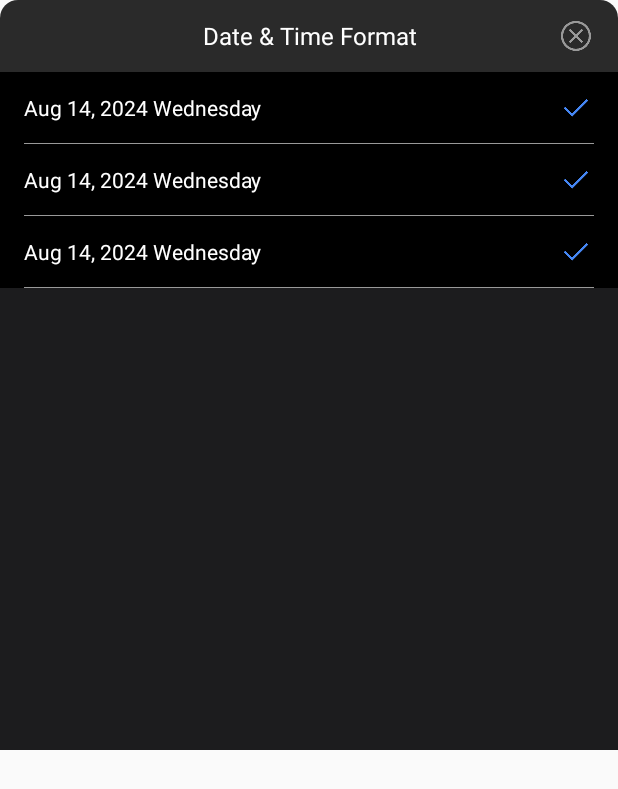
After one commit to devallever/TextCard, an Android app: the layout dialog_date_time_format.xml on its own in the app's theme, with its tools: preview values and no code run, on a phone screen of 412 x 824 dp. The commit adds this screen. Shown: the top 789 px of the screen. Run offline under Robolectric (Android 15) with nearby library versions, the phone set to English and light mode, and no system bars.

Commit message:
feature: change date format

```diff
--- a/app/src/main/java/com/text/card/core/CardData.kt
+++ b/app/src/main/java/com/text/card/core/CardData.kt
@@ -5,7 +5,7 @@ import com.text.card.R
 class CardData {
     //card info
     var iconResId: Int = R.drawable.icon_setting
-    var dateFormatType = 0
+    var dateFormatType = DateFormat.FORMAT_EE_M_D_Y_HH_MM
     var title = ""
     var text = ""
     var author = ""
--- /dev/null
+++ b/app/src/main/java/com/text/card/core/DateTimeItem.kt
@@ -0,0 +1,4 @@
+package com.text.card.core
+
+data class DateTimeItem(var time: Long, val format: String, var selected: Boolean = false) {
+}
--- a/app/src/main/java/com/text/card/ui/adapter/IconTypeAdapter.kt
+++ b/app/src/main/java/com/text/card/ui/adapter/IconTypeAdapter.kt
@@ -28,6 +28,7 @@ class IconTypeAdapter(val data: MutableList<IconTypeData>) :
         val binding = holder.binding
         binding.apply {
             val typeItem = data[position]
+            tvIconTypeName.text = typeItem.name
             rvIcon.layoutManager = GridLayoutManager(root.context, 7)
             rvIcon.adapter = IconAdapter(typeItem.iconList).apply {
                 listener = object : IconAdapter.Listener {
--- /dev/null
+++ b/app/src/main/res/layout/dialog_date_time_format.xml
@@ -0,0 +1,41 @@
+<?xml version="1.0" encoding="utf-8"?>
+<androidx.constraintlayout.widget.ConstraintLayout xmlns:android="http://schemas.android.com/apk/res/android"
+    xmlns:app="http://schemas.android.com/apk/res-auto"
+    android:layout_width="match_parent"
+    android:layout_height="500dp"
+    xmlns:tools="http://schemas.android.com/tools"
+
+    android:background="@drawable/shape_dialog_bg">
+
+    <TextView
+        android:id="@+id/tvTitle"
+        android:layout_width="match_parent"
+        android:layout_height="48dp"
+        android:gravity="center"
+        android:text="@string/date_time_format"
+        android:textColor="@color/white"
+        android:textSize="16sp"
+        app:layout_constraintTop_toTopOf="parent" />
+
+    <ImageView
+        android:id="@+id/ivClose"
+        android:layout_width="44dp"
+        android:layout_height="44dp"
+        android:layout_marginEnd="6dp"
+        android:padding="10dp"
+        android:src="@drawable/icon_close"
+        android:tint="@color/color_999999"
+        app:layout_constraintBottom_toBottomOf="@+id/tvTitle"
+        app:layout_constraintRight_toRightOf="parent"
+        app:layout_constraintTop_toTopOf="@+id/tvTitle" />
+
+    <androidx.recyclerview.widget.RecyclerView
+        android:id="@+id/rvDateFormat"
+        android:background="@color/color_1c1c1e"
+        tools:listitem="@layout/rv_date_time_format"
+        app:layout_constraintTop_toBottomOf="@+id/tvTitle"
+        app:layout_constraintBottom_toBottomOf="parent"
+        android:layout_width="match_parent"
+        android:layout_height="0dp"/>
+
+</androidx.constraintlayout.widget.ConstraintLayout>
--- /dev/null
+++ b/app/src/main/res/layout/rv_date_time_format.xml
@@ -0,0 +1,37 @@
+<?xml version="1.0" encoding="utf-8"?>
+<androidx.constraintlayout.widget.ConstraintLayout xmlns:android="http://schemas.android.com/apk/res/android"
+    xmlns:app="http://schemas.android.com/apk/res-auto"
+    xmlns:tools="http://schemas.android.com/tools"
+    android:layout_width="match_parent"
+    android:layout_height="48dp"
+    tools:background="@color/black">
+
+    <TextView
+        android:id="@+id/tvTime"
+        android:layout_width="match_parent"
+        android:layout_height="match_parent"
+        android:gravity="center_vertical"
+        android:paddingHorizontal="16dp"
+        android:text="Aug 14, 2024 Wednesday"
+        android:textColor="@color/white" />
+
+    <ImageView
+        android:id="@+id/ivSelect"
+        android:layout_width="24dp"
+        android:layout_height="24dp"
+        android:layout_marginEnd="16dp"
+        android:src="@drawable/icon_tick"
+        android:tint="@color/googleBleu"
+        app:layout_constraintBottom_toBottomOf="parent"
+        app:layout_constraintRight_toRightOf="parent"
+        app:layout_constraintTop_toTopOf="parent" />
+
+    <View
+        android:id="@+id/line"
+        android:layout_width="match_parent"
+        android:layout_height="0.8dp"
+        android:layout_marginHorizontal="16dp"
+        android:background="@color/color_999999"
+        app:layout_constraintBottom_toBottomOf="parent" />
+
+</androidx.constraintlayout.widget.ConstraintLayout>
--- a/app/src/main/res/values/strings.xml
+++ b/app/src/main/res/values/strings.xml
@@ -6,4 +6,5 @@
     <string name="tab_switch">Switch</string>
     <string name="tab_bg_color">BGColor</string>
     <string name="symbol">Symbol</string>
+    <string name="date_time_format"><![CDATA[Date & Time Format]]></string>
 </resources>
```
Also changed, not shown: app/src/main/java/com/text/card/core/DateFormat.kt (added, +38 -0 lines), app/src/main/java/com/text/card/core/TemplateManager.kt (+8 -7 lines), app/src/main/java/com/text/card/core/TextCardCore.kt (+7 -0 lines), app/src/main/java/com/text/card/helper/TimeHelper.kt (added, +15 -0 lines), app/src/main/java/com/text/card/ui/EditActivity.kt (+12 -1 lines), app/src/main/java/com/text/card/ui/adapter/DateTimeFormatAdapter.kt (added, +40 -0 lines), app/src/main/java/com/text/card/ui/dialog/DateTimeFormatDialog.kt (added, +98 -0 lines), app/src/main/res/drawable-xxhdpi/icon_tick.png (added).
